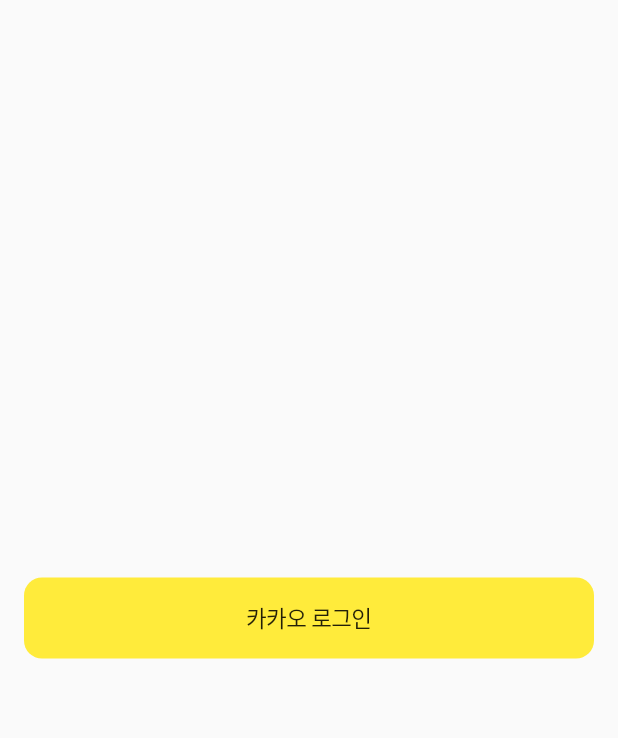
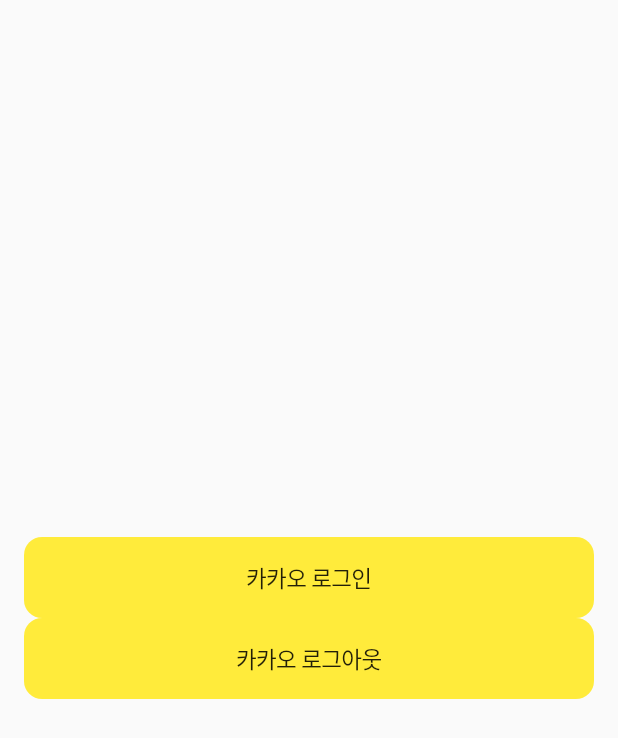
Before and after one commit to jmeno1011/flutter-social, a Flutter app: the KakaoLoginPage screen opened directly, on a phone screen of 412 x 824 dp. Shown: the top 738 px of the screen. Run offline on Flutter 3.47's test engine with Material 2 defaults, Android fonts, the phone set to English and light mode, and no system bars; missing offline and left inert: kakao_flutter_sdk.

```diff
--- a/lib/kakaoLogin.dart
+++ /dev/null
@@ -1,44 +0,0 @@
-import 'package:flutter/cupertino.dart';
-import 'package:flutter/material.dart';
-// import 'package:kakao_flutter_sdk/all.dart';
-
-
-class KakaoLoginPage extends StatefulWidget {
-  @override
-  _KakaoLoginPageState createState() => _KakaoLoginPageState();
-}
-
-class _KakaoLoginPageState extends State<KakaoLoginPage> {
-  Future<void> _loginButtonPressed() async {
-    // String authCode = await AuthCodeClient.instance.request();
-    // print(authCode);
-  }
-
-  @override
-  Widget build(BuildContext context) {
-    return Scaffold(
-      body: SafeArea(
-        minimum: const EdgeInsets.symmetric(horizontal: 16),
-        child: Column(
-          mainAxisAlignment: MainAxisAlignment.center,
-          children: <Widget>[
-            SizedBox(
-              width: MediaQuery.of(context).size.width,
-              child: CupertinoButton(
-                onPressed: _loginButtonPressed,
-                color: Colors.yellow,
-                child: Text(
-                  '카카오 로그인',
-                  style: TextStyle(
-                    fontSize: 15,
-                    color: Colors.black87,
-                  ),
-                ),
-              ),
-            ),
-          ],
-        ),
-      ),
-    );
-  }
-}
--- /dev/null
+++ b/lib/kakaoLoginPage.dart
@@ -0,0 +1,77 @@
+import 'package:flutter/cupertino.dart';
+import 'package:flutter/material.dart';
+import 'package:kakao_flutter_sdk/kakao_flutter_sdk.dart';
+import 'dart:developer' as developer;
+
+class KakaoLoginPage extends StatefulWidget {
+  const KakaoLoginPage({Key? key}) : super(key: key);
+
+  @override
+  _KakaoLoginPageState createState() => _KakaoLoginPageState();
+}
+
+const String tag = "Kakao-login";
+
+class _KakaoLoginPageState extends State<KakaoLoginPage> {
+
+
+  Future<void> _loginButtonPressed() async {
+    try {
+      OAuthToken token = await UserApi.instance.loginWithKakaoAccount();
+      developer.log("::로그인 성공 ${token.accessToken}");
+    } catch (e) {
+      developer.log("::로그인 실패");
+    }
+  }
+
+  Future<void> _loginOutButtonPressed() async {
+    try {
+      await UserApi.instance.logout();
+      developer.log('로그아웃 성공. SDK에서 토큰 삭제 됨');
+    } catch (e) {
+      developer.log('로그아웃 실패. ');
+    }
+  }
+
+  @override
+  Widget build(BuildContext context) {
+    return Scaffold(
+      body: SafeArea(
+        minimum: const EdgeInsets.symmetric(horizontal: 16),
+        child: Column(
+          mainAxisAlignment: MainAxisAlignment.center,
+          children: <Widget>[
+            SizedBox(
+              width: MediaQuery.of(context).size.width,
+              child: CupertinoButton(
+                onPressed: _loginButtonPressed,
+                color: Colors.yellow,
+                child: Text(
+                  '카카오 로그인',
+                  style: TextStyle(
+                    fontSize: 15,
+                    color: Colors.black87,
+                  ),
+                ),
+              ),
+            ),
+            SizedBox(
+              width: MediaQuery.of(context).size.width,
+              child: CupertinoButton(
+                onPressed: _loginOutButtonPressed,
+                color: Colors.yellow,
+                child: Text(
+                  '카카오 로그아웃',
+                  style: TextStyle(
+                    fontSize: 15,
+                    color: Colors.black87,
+                  ),
+                ),
+              ),
+            ),
+          ],
+        ),
+      ),
+    );
+  }
+}
```
Also changed, not shown: lib/main.dart (+20 -110 lines), 3 other files.
